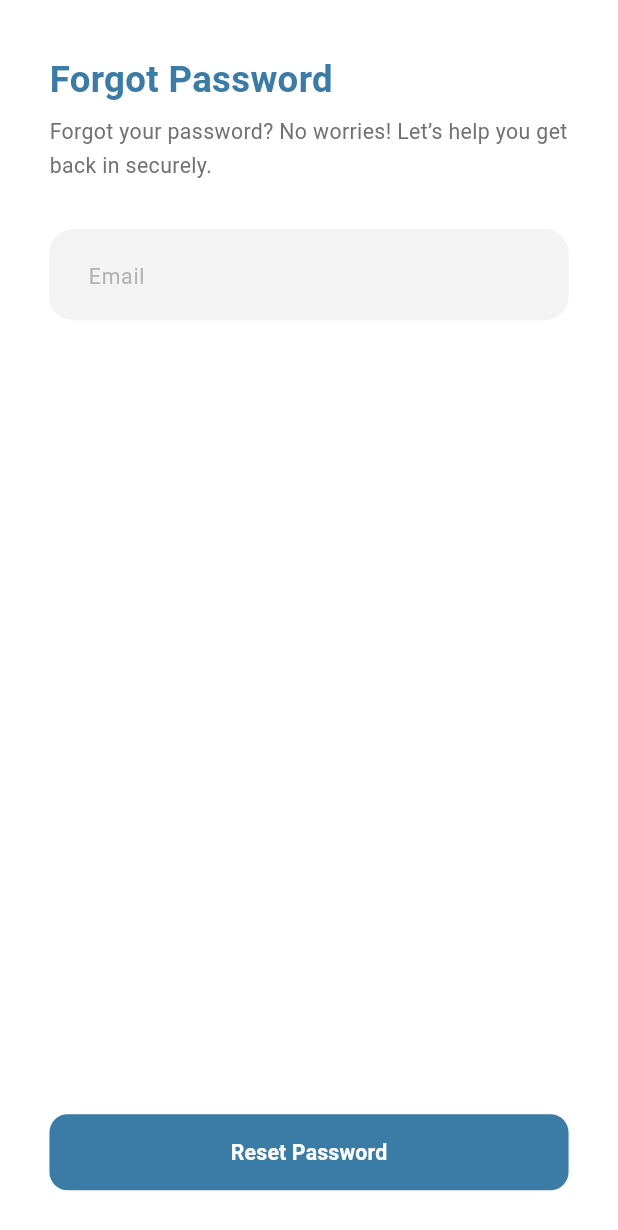
After one commit to marcelino-tharwat/sanda, a Flutter app: the LoginScreen screen opened by its route, after a tap on "Forgot Password ?", on a phone screen of 412 x 824 dp. The commit adds this screen. Shown: the top 1230 px of the screen. Run offline on Flutter 3.47's test engine with Material 3 defaults, Android fonts, the phone set to English and light mode, and no system bars; our stand-ins replace flutter_screenutil, go_router.

Commit message:
create forget password screen

```diff
--- a/lib/core/routing/app_router.dart
+++ b/lib/core/routing/app_router.dart
@@ -1,9 +1,10 @@
 import 'package:flutter/material.dart';
 import 'package:go_router/go_router.dart';
 import 'package:sanda/core/routing/routes.dart';
-import 'package:sanda/features/login/ui/login_screen.dart';
+import 'package:sanda/features/auth/forget_password.dart/ui/forget_password_screen.dart';
+import 'package:sanda/features/auth/login/ui/login_screen.dart';
 import 'package:sanda/features/on_bording/ui/on_bording_screen.dart';
-import 'package:sanda/features/sign_up/ui/sign_up_screen.dart';
+import 'package:sanda/features/auth/sign_up/ui/sign_up_screen.dart';
 import 'package:sanda/features/who_are_you/ui/who_are_you_screen.dart';
 
 final GoRouter router = GoRouter(
@@ -26,10 +27,16 @@ final GoRouter router = GoRouter(
             return const LoginScreen();
           },
         ),
-                GoRoute(
+        GoRoute(
           path: Routes.signUpScreen,
           builder: (BuildContext context, GoRouterState state) {
             return const SignUpScreen();
+          },
+        ),
+        GoRoute(
+          path: Routes.forgetPasswordScreen,
+          builder: (BuildContext context, GoRouterState state) {
+            return const ForgetPasswordScreen();
           },
         ),
       ],
--- a/lib/core/routing/routes.dart
+++ b/lib/core/routing/routes.dart
@@ -1,6 +1,7 @@
 class Routes {
-
   static const loginScreen = '/loginScreen';
   static const signUpScreen = '/signUpScreen';
+  static const forgetPasswordScreen = '/forgetPasswordScreen';
+
   static const whoAreYouScreen = '/whoAreYou';
 }
--- /dev/null
+++ b/lib/features/auth/forget_password.dart/ui/forget_password_screen.dart
@@ -0,0 +1,40 @@
+import 'package:flutter/material.dart';
+import 'package:sanda/core/helper/spacer.dart';
+import 'package:sanda/core/theming/styles.dart';
+import 'package:flutter_screenutil/flutter_screenutil.dart';
+import 'package:sanda/core/widgets/app_form_text_filed.dart';
+import 'package:sanda/core/widgets/app_text_button.dart';
+
+class ForgetPasswordScreen extends StatelessWidget {
+  const ForgetPasswordScreen({super.key});
+
+  @override
+  Widget build(BuildContext context) {
+    return Scaffold(
+      body: SafeArea(
+          child: Padding(
+        padding: EdgeInsets.symmetric(horizontal: 30.w, vertical: 30.h),
+        child: Column(
+          crossAxisAlignment: CrossAxisAlignment.start,
+          children: [
+            Text(
+              'Forgot Password',
+              style: TextStyles.font24mainBlueBold.copyWith(height: 1.9),
+            ),
+            Text(
+              'Forgot your password? No worries! Let’s help you get back in securely.',
+              style: TextStyles.font14darkGrayRegular.copyWith(height: 1.6),
+            ),
+            verticalSpace(30),
+            const AppFormTextFiled(hintText: 'Email'),
+            const Spacer(),
+            AppTextButton(
+              bottonText: 'Reset Password',
+              onPressed: () {},
+            )
+          ],
+        ),
+      )),
+    );
+  }
+}
--- a/lib/features/login/ui/login_screen.dart
+++ b/lib/features/auth/login/ui/login_screen.dart
@@ -4,8 +4,8 @@ import 'package:sanda/core/helper/spacer.dart';
 import 'package:sanda/core/theming/styles.dart';
 import 'package:sanda/core/widgets/app_text_button.dart';
 import 'package:sanda/core/widgets/terms_and_condtions.dart';
-import 'package:sanda/features/login/ui/widgets/email_and_password.dart';
-import 'package:sanda/features/login/ui/widgets/remember_me_and_forget_password.dart';
+import 'package:sanda/features/auth/login/ui/widgets/email_and_password.dart';
+import 'package:sanda/features/auth/login/ui/widgets/remember_me_and_forget_password.dart';
 
 class LoginScreen extends StatelessWidget {
   const LoginScreen({super.key});
--- /dev/null
+++ b/lib/features/auth/login/ui/widgets/remember_me_and_forget_password.dart
@@ -0,0 +1,50 @@
+import 'package:flutter/material.dart';
+import 'package:go_router/go_router.dart';
+import 'package:sanda/core/routing/routes.dart';
+import 'package:sanda/core/theming/colors.dart';
+import 'package:sanda/core/theming/styles.dart';
+
+class RememberMeAndForgetPassword extends StatefulWidget {
+  const RememberMeAndForgetPassword({super.key});
+
+  @override
+  State<RememberMeAndForgetPassword> createState() =>
+      _RememberMeAndForgetPasswordState();
+}
+
+class _RememberMeAndForgetPasswordState
+    extends State<RememberMeAndForgetPassword> {
+  bool checkboxValue = false;
+
+  @override
+  Widget build(BuildContext context) {
+    return Row(
+      mainAxisAlignment: MainAxisAlignment.start,
+      children: [
+        Checkbox(
+          value: checkboxValue,
+          activeColor: ColorsManager.green,
+          onChanged: (newValue) {
+            setState(() {
+              checkboxValue = newValue!;
+            });
+          },
+        ),
+        Text(
+          "Remember me",
+          style: TextStyles.font12darkGrayRegular,
+        ),
+        const Spacer(),
+        GestureDetector(
+          onTap: () {
+            GoRouter.of(context).push(Routes.forgetPasswordScreen);
+          },
+          child: Text(
+            "Forgot Password ?",
+            style: TextStyles.font12mainBlueRegular,
+          ),
+        )
+      ],
+    );
+  }
+}
--- a/lib/features/sign_up/ui/sign_up_screen.dart
+++ b/lib/features/auth/sign_up/ui/sign_up_screen.dart
@@ -3,7 +3,7 @@ import 'package:flutter_screenutil/flutter_screenutil.dart';
 import 'package:sanda/core/helper/spacer.dart';
 import 'package:sanda/core/theming/styles.dart';
 import 'package:sanda/core/widgets/app_text_button.dart';
-import 'package:sanda/features/sign_up/ui/widgets/input_filed.dart';
+import 'package:sanda/features/auth/sign_up/ui/widgets/input_filed.dart';
 
 class SignUpScreen extends StatelessWidget {
   const SignUpScreen({super.key});
--- a/lib/features/sign_up/ui/widgets/input_filed.dart
+++ b/lib/features/auth/sign_up/ui/widgets/input_filed.dart
@@ -1,7 +1,7 @@
 import 'package:flutter/material.dart';
 import 'package:sanda/core/helper/spacer.dart';
 import 'package:sanda/core/widgets/app_form_text_filed.dart';
-import 'package:sanda/features/sign_up/ui/widgets/drop_down_gender.dart';
+import 'package:sanda/features/auth/sign_up/ui/widgets/drop_down_gender.dart';
 
 class InputFiled extends StatefulWidget {
   const InputFiled({super.key});
```
Also changed, not shown: lib/features/login/ui/widgets/remember_me_and_forget_password.dart (deleted, +0 -42 lines), lib/features/auth/login/ui/widgets/email_and_password.dart (renamed from lib/features/login/ui/widgets/email_and_password.dart), lib/features/auth/sign_up/ui/widgets/drop_down_gender.dart (renamed from lib/features/sign_up/ui/widgets/drop_down_gender.dart).
